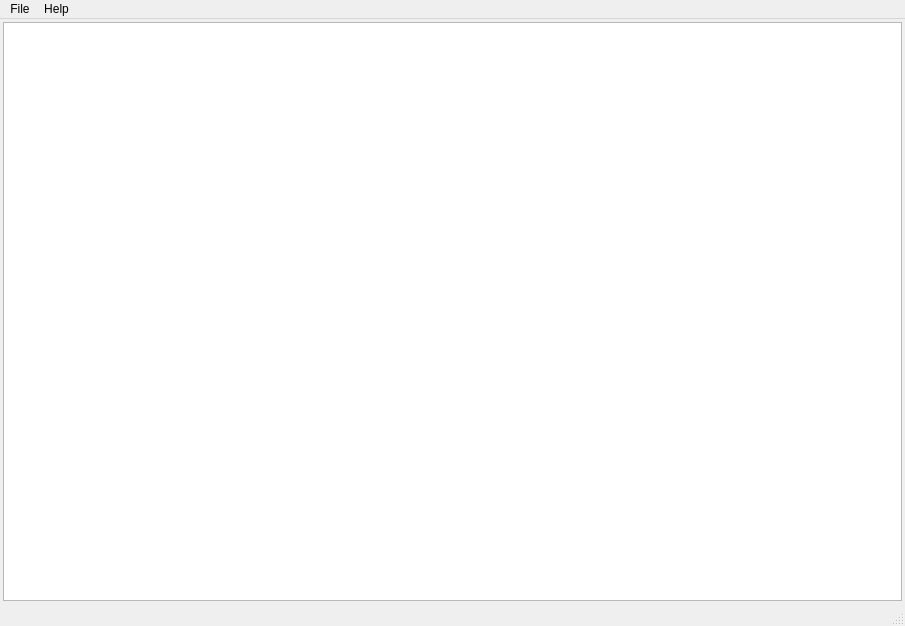
The window that src/mainwindow.ui (winseros/pboman3) describes before a commit, drawn with Qt 5.
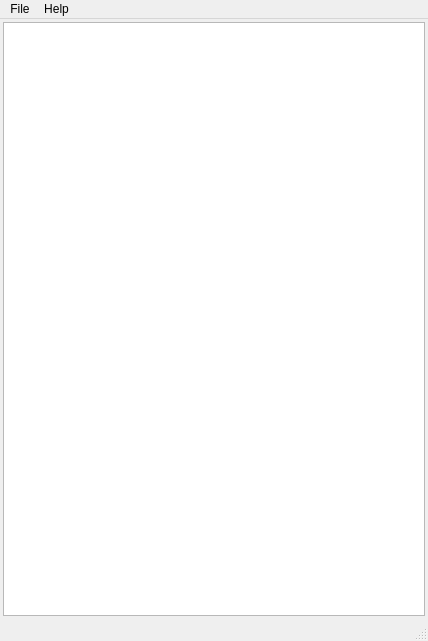
The same window after the commit.

```diff
--- a/src/mainwindow.ui
+++ b/src/mainwindow.ui
@@ -6,8 +6,8 @@
    <rect>
     <x>0</x>
     <y>0</y>
-    <width>905</width>
-    <height>626</height>
+    <width>428</width>
+    <height>641</height>
    </rect>
   </property>
   <property name="minimumSize">
@@ -46,7 +46,26 @@
      <number>3</number>
     </property>
     <item row="0" column="1">
-     <widget class="QTreeView" name="treeView"/>
+     <widget class="QTreeView" name="treeView">
+      <property name="selectionMode">
+       <enum>QAbstractItemView::ExtendedSelection</enum>
+      </property>
+      <property name="rootIsDecorated">
+       <bool>true</bool>
+      </property>
+      <property name="sortingEnabled">
+       <bool>false</bool>
+      </property>
+      <property name="animated">
+       <bool>false</bool>
+      </property>
+      <property name="headerHidden">
+       <bool>true</bool>
+      </property>
+      <attribute name="headerVisible">
+       <bool>false</bool>
+      </attribute>
+     </widget>
     </item>
    </layout>
   </widget>
@@ -55,7 +74,7 @@
     <rect>
      <x>0</x>
      <y>0</y>
-     <width>905</width>
+     <width>428</width>
      <height>26</height>
     </rect>
    </property>
```
